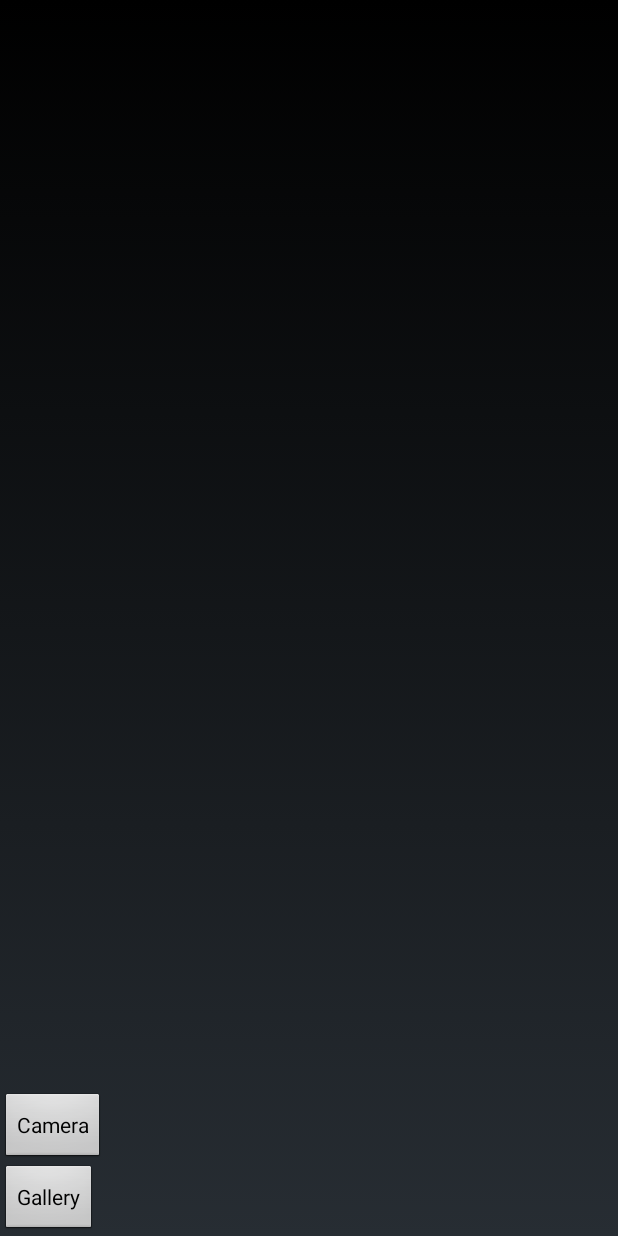
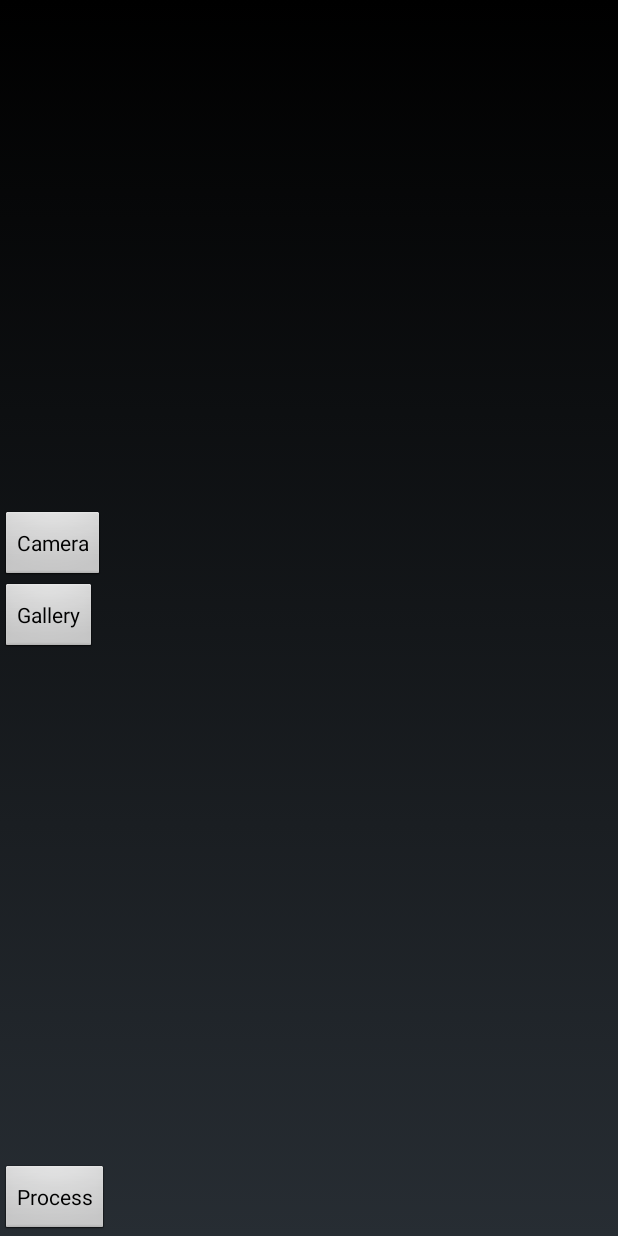
Before and after one commit to mluedke2/android-opencv-experiment, an Android app: the layout activity_some_other.xml on its own in the app's theme, with its tools: preview values and no code run, on a phone screen of 412 x 824 dp. Run offline under Robolectric (Android 15) with nearby library versions, the phone set to English and light mode, and no system bars.

Commit message:
process image w blur

```diff
--- a/openCVSamplecameracalibration/src/main/res/layout/activity_some_other.xml
+++ b/openCVSamplecameracalibration/src/main/res/layout/activity_some_other.xml
@@ -6,16 +6,6 @@
 
   <ImageView
       android:id="@+id/img_original"
-      android:layout_width="match_parent"
-      android:layout_height="0dp"
-      android:layout_margin="20dp"
-      android:layout_weight="1"
-      android:contentDescription="@string/content_desc_test"
-      android:scaleType="centerInside"
-  />
-
-  <ImageView
-      android:id="@+id/img_edited"
       android:layout_width="match_parent"
       android:layout_height="0dp"
       android:layout_margin="20dp"
@@ -37,4 +27,22 @@
       android:layout_height="wrap_content"
       android:text="@string/gallery"/>
 
+
+  <ImageView
+      android:id="@+id/img_edited"
+      android:layout_width="match_parent"
+      android:layout_height="0dp"
+      android:layout_margin="20dp"
+      android:layout_weight="1"
+      android:contentDescription="@string/content_desc_test"
+      android:scaleType="centerInside"
+  />
+
+  <Button
+      android:id="@+id/btn_process"
+      android:layout_width="wrap_content"
+      android:layout_height="wrap_content"
+      android:text="@string/process"
+  />
+
 </LinearLayout>
--- a/openCVSamplecameracalibration/src/main/res/values/strings.xml
+++ b/openCVSamplecameracalibration/src/main/res/values/strings.xml
@@ -18,5 +18,6 @@
   <string name="content_desc_test">Test</string>
   <string name="camera">Camera</string>
   <string name="gallery">Gallery</string>
+  <string name="process">Process</string>
 
 </resources>
```
Also changed, not shown: openCVSamplecameracalibration/src/main/java/org/opencv/samples/cameracalibration/SomeOtherActivity.java (+73 -0 lines).
